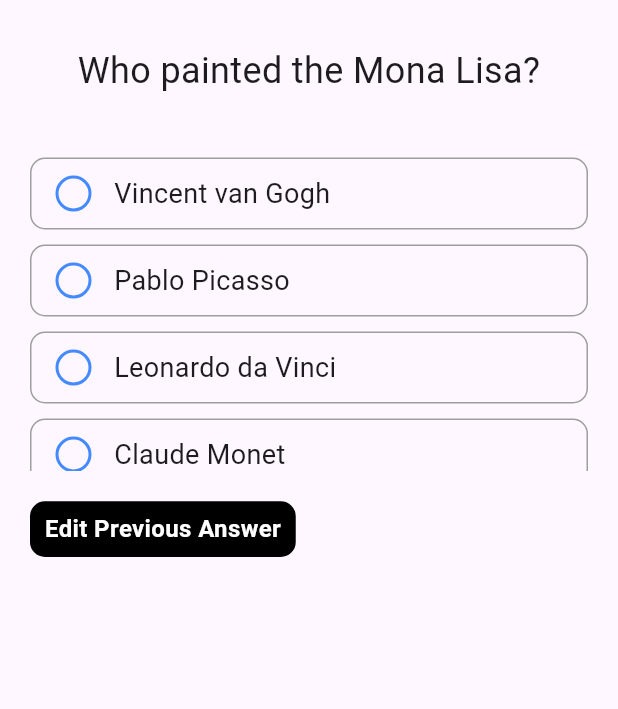
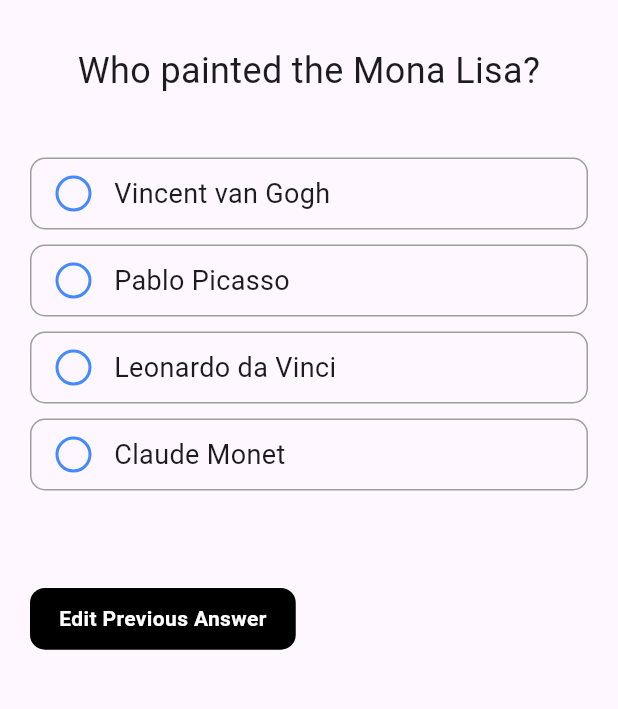
Before and after one commit to Abhishekpanchal07/Quiz_App, a Flutter app: the QuizScreen screen opened by its route, after a tap on "Berlin", on a phone screen of 412 x 824 dp, the part 63-772 px from its top. Run offline on Flutter 3.47's test engine with Material 3 defaults, Android fonts, the phone set to English and light mode, and no system bars; our stand-ins replace firebase_core, flutter_svg, get, google_sign_in, shared_preferences; accounts and stored records are empty.

Commit message:
updated code with sanity and Happy Flow

```diff
--- a/lib/common_helper/common_helper.dart
+++ b/lib/common_helper/common_helper.dart
@@ -72,7 +72,8 @@ Widget commonButton(
     {String? buttonText,
     VoidCallback? onTap,
     num height = 0.05,
-    num width = 0.5}) {
+    num width = 0.5,
+    double? fontSize}) {
   return GestureDetector(
     onTap: onTap ?? () {},
     child: Container(
@@ -82,10 +83,13 @@ Widget commonButton(
       decoration: BoxDecoration(
           color: Colors.black, borderRadius: BorderRadius.circular(10)),
       child: Center(
-        child: Text(
-          buttonText ?? StringConstants.tapMe,
-          style: const TextStyle(
-              fontWeight: FontWeight.bold, color: Colors.white, fontSize: 16),
+        child: Padding(
+          padding: const EdgeInsets.all(8.0),
+          child: Text(
+            buttonText ?? StringConstants.tapMe,
+            style:  TextStyle(
+                fontWeight: FontWeight.bold, color: Colors.white, fontSize: fontSize ?? 16),
+          ),
         ),
       ),
     ),
--- a/lib/constants/string_constants.dart
+++ b/lib/constants/string_constants.dart
@@ -23,6 +23,8 @@ class StringConstants {
   static const logout = "Logout";
   static const signInerror = "SignIn Error";
   static const ok = "Ok";
+  static const internetConnectionError =
+      "Please check your Internet Connection";
   static const userCancelSignIn = 'Sign-in was canceled by the user.';
   static String lastScoreText =
       "Great job! Your last score was ${getUserLastScore()} Out of 10. Can you beat it this time? Keep pushing your limits!";
--- a/lib/controllers/quiz_controller.dart
+++ b/lib/controllers/quiz_controller.dart
@@ -56,7 +56,7 @@ class QuizController extends GetxController {
       selectedOption.value =
           selectedAnswers[questionIndex.value]; // Restore selected option
     } else {
-      final controller = Get.find<StartQuizController>();
+      final controller = Get.put(StartQuizController());
       controller.userLastScore.value = score.value;
       clearUserLastScore();
       storeUserLastScore(score.value);
--- a/lib/screens/quiz_screen.dart
+++ b/lib/screens/quiz_screen.dart
@@ -31,7 +31,7 @@ class QuizScreen extends StatelessWidget {
             const SizedBox(height: 20),
             SizedBox(
               width: Get.size.width,
-              height: Get.size.height * 0.26,
+              height: Get.size.height * 0.33,
               child: ListView.builder(
                 itemCount:
                     (currentQuestion['answers'] as List<Map<String, Object>>)
@@ -106,7 +106,8 @@ class QuizScreen extends StatelessWidget {
                       child: commonButton(
                         buttonText: StringConstants.editAnswer,
                         width: 0.43,
-                        height: 0.045,
+                        height: 0.05,
+                        fontSize: 14,
                         onTap: quizController.previousQuestion,
                       ),
                     ),
@@ -122,7 +123,8 @@ class QuizScreen extends StatelessWidget {
                       child: commonButton(
                         buttonText: StringConstants.next,
                         width: 0.3,
-                        height: 0.045,
+                        height: 0.05,
+                         fontSize: 14,
                         onTap: quizController.nextQuestion,
                       ),
                     ),
```
Also changed, not shown: lib/controllers/user_signup_controller.dart (+24 -11 lines).
